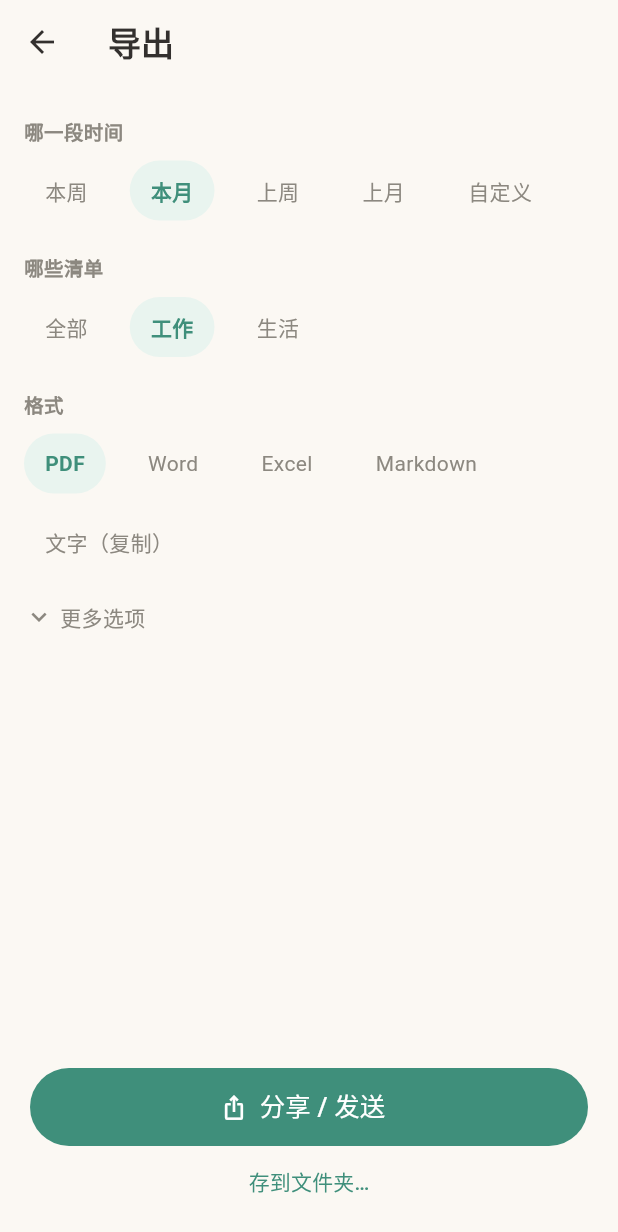
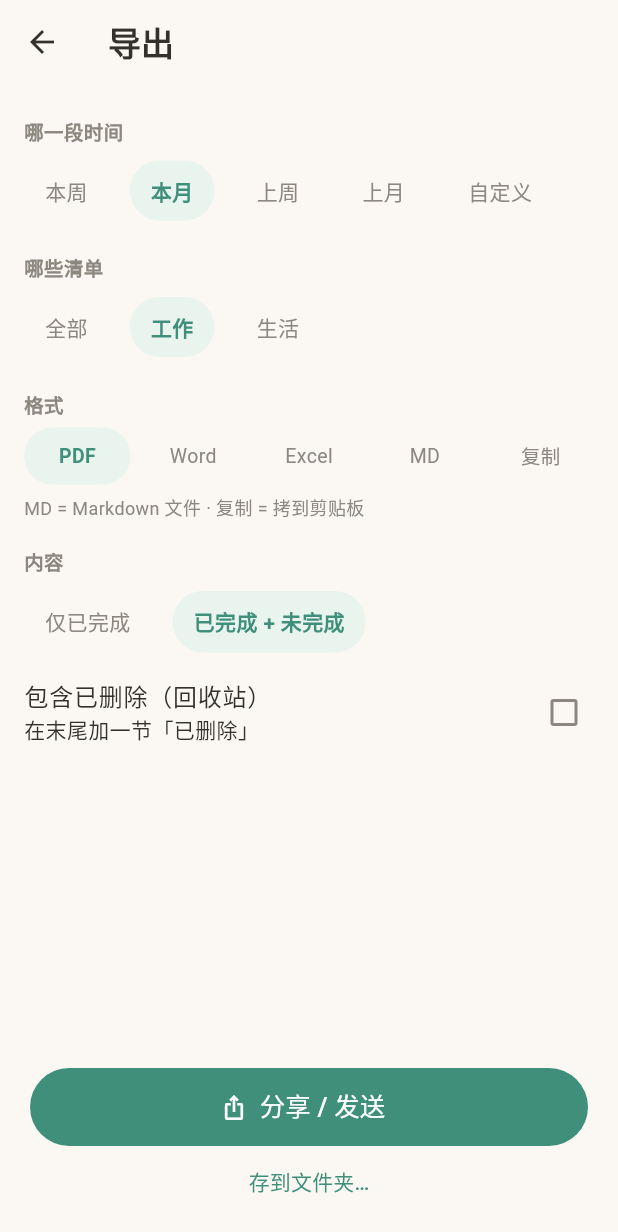
Before and after one commit to Helioswei/zhaoxi, a Flutter app: the ExportPage screen opened by its route, on a phone screen of 412 x 824 dp. Shown: the top 1232 px of the screen. Run offline on Flutter 3.47's test engine with Material 3 defaults, Android fonts, the phone set to English and light mode, and no system bars; our stand-ins replace drift, file_picker, flutter_local_notifications, flutter_riverpod, flutter_timezone, pdf and 4 more; accounts and stored records are empty; generated files the repository leaves out were written again.

Commit message:
fix(export): 去掉「更多选项」折叠、格式改为一行 5 个等宽
- 内容 / 包含已删除直接展示（页面放得下）
- 格式标签缩短为 PDF / Word / Excel / MD / 复制，5 个等宽一行
- 加一行说明：MD = Markdown 文件 · 复制 = 拷到剪贴板
- 全量 81 例测试通过

```diff
--- a/app/lib/features/export/export_page.dart
+++ b/app/lib/features/export/export_page.dart
@@ -35,7 +35,6 @@ class _ExportPageState extends ConsumerState<ExportPage> {
   String? _listId;
   DateTime? _customFrom;
   DateTime? _customTo;
-  bool _moreOpen = false;
   bool _busy = false;
 
   @override
@@ -178,42 +177,18 @@ class _ExportPageState extends ConsumerState<ExportPage> {
           ),
 
           _label('格式'),
-          _pills<ExportFormat>(
-            values: const [
-              ExportFormat.pdf,
-              ExportFormat.word,
-              ExportFormat.xlsx,
-              ExportFormat.markdown,
-              ExportFormat.text,
-            ],
-            selected: _format,
-            label: (v) => v == ExportFormat.text ? '文字（复制）' : v.label,
-            onSelect: (v) => setState(() => _format = v),
-          ),
-
-          const SizedBox(height: 8),
-          InkWell(
-            onTap: () => setState(() => _moreOpen = !_moreOpen),
-            borderRadius: BorderRadius.circular(8),
-            child: Padding(
-              padding: const EdgeInsets.symmetric(vertical: 8),
-              child: Row(
-                children: [
-                  Icon(
-                    _moreOpen ? Icons.expand_less : Icons.expand_more,
-                    size: 20,
+          _formatRow(),
+          Padding(
+            padding: const EdgeInsets.only(top: 6),
+            child: Text(
+              'MD = Markdown 文件 · 复制 = 拷到剪贴板',
+              style: TextStyle(
+                fontSize: 12,
                 color: context.colors.onSurfaceVariant,
-                  ),
-                  const SizedBox(width: 4),
-                  Text(
-                    '更多选项',
-                    style: TextStyle(color: context.colors.onSurfaceVariant),
-                  ),
-                ],
               ),
             ),
           ),
-          if (_moreOpen) ...[
+
           _label('内容'),
           _pills<ExportContent>(
             values: ExportContent.values,
@@ -228,7 +203,6 @@ class _ExportPageState extends ConsumerState<ExportPage> {
             title: const Text('包含已删除（回收站）'),
             subtitle: const Text('在末尾加一节「已删除」'),
           ),
-          ],
         ],
       ),
       bottomNavigationBar: SafeArea(
@@ -312,6 +286,59 @@ class _ExportPageState extends ConsumerState<ExportPage> {
     });
   }
 
+  /// 格式：5 个等宽分段，一行放得下。
+  Widget _formatRow() {
+    const values = [
+      ExportFormat.pdf,
+      ExportFormat.word,
+      ExportFormat.xlsx,
+      ExportFormat.markdown,
+      ExportFormat.text,
+    ];
+    return Row(
+      children: [
+        for (var i = 0; i < values.length; i++) ...[
+          if (i > 0) const SizedBox(width: 6),
+          Expanded(child: _formatSegment(values[i])),
+        ],
+      ],
+    );
+  }
+
+  Widget _formatSegment(ExportFormat v) {
+    final t = context.tokens;
+    final selected = _format == v;
+    return Material(
+      color: selected ? t.chipSelectedBg : Colors.transparent,
+      shape: const StadiumBorder(),
+      child: InkWell(
+        customBorder: const StadiumBorder(),
+        onTap: () => setState(() => _format = v),
+        child: SizedBox(
+          height: 38,
+          child: Center(
+            child: Text(
+              switch (v) {
+                ExportFormat.pdf => 'PDF',
+                ExportFormat.word => 'Word',
+                ExportFormat.xlsx => 'Excel',
+                ExportFormat.markdown => 'MD',
+                ExportFormat.text => '复制',
+              },
+              maxLines: 1,
+              overflow: TextOverflow.ellipsis,
+              style: TextStyle(
+                fontSize: 13,
+                color: selected ? t.primary : t.textSecondary,
+                fontWeight: selected ? FontWeight.w600 : FontWeight.w400,
+              ),
+            ),
+          ),
+        ),
+      ),
+    );
+  }
+
   Widget _label(String text) => Padding(
         padding: const EdgeInsets.only(top: 18, bottom: 6),
         child: Text(
```
Also changed, not shown: 1 other file. Lines whose indentation alone changed are shown as unchanged.
